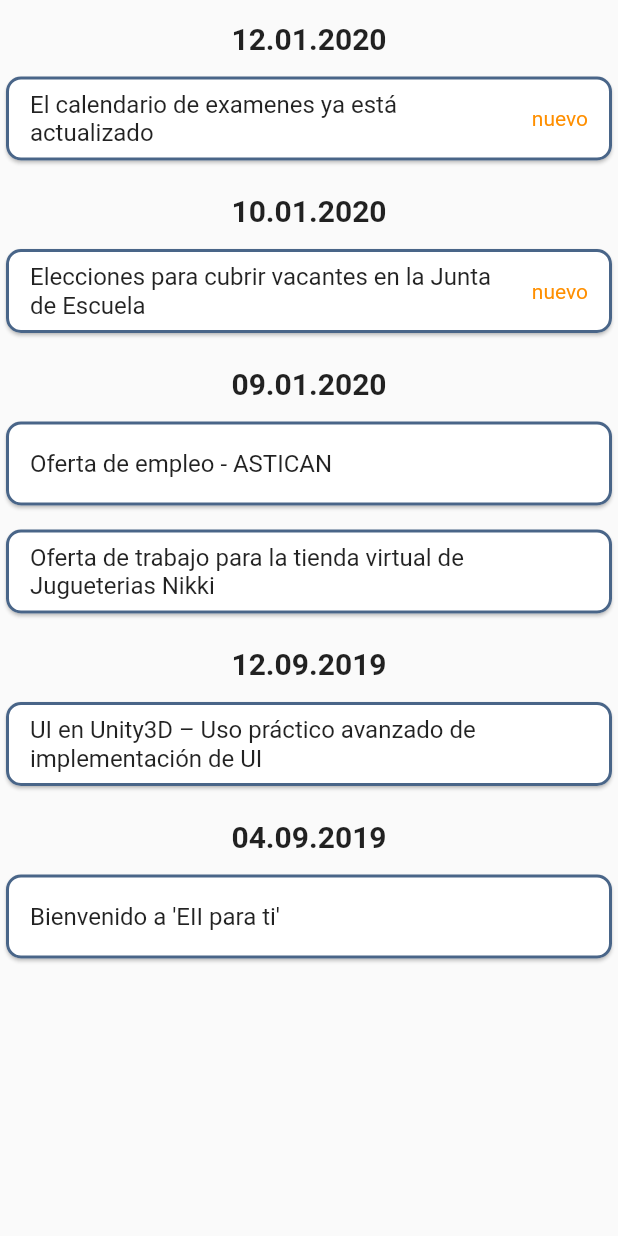
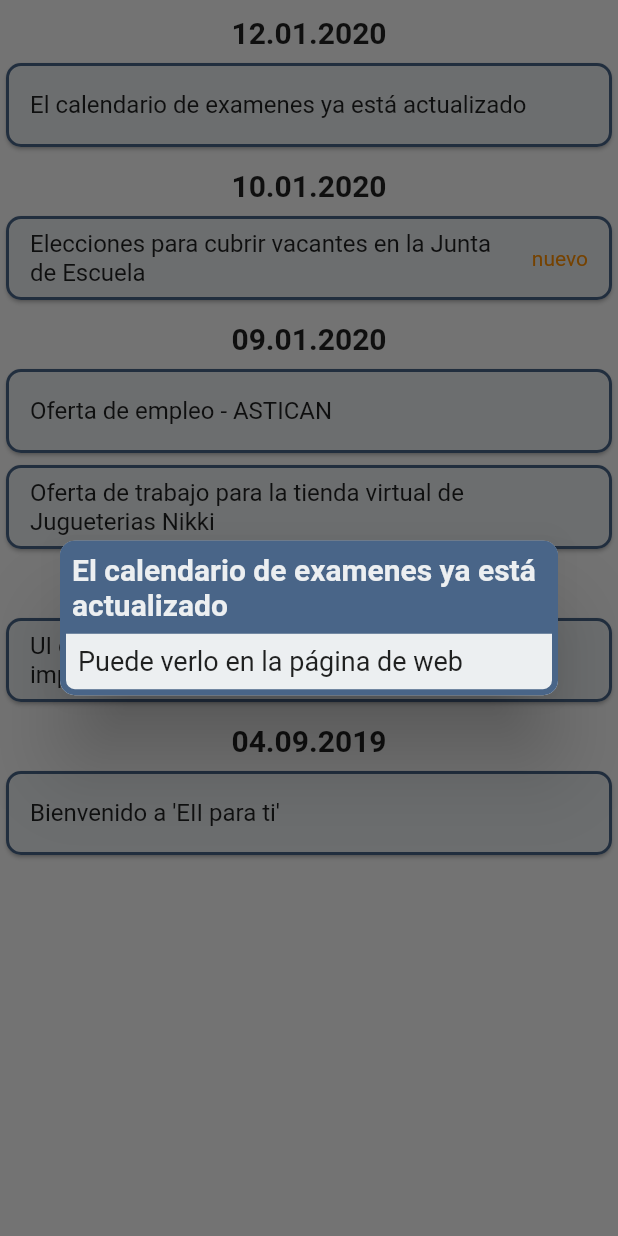
Before and after one commit to Rednaxelus/ULPGC_DIU, a Flutter app: the NewsScreen screen opened directly with empty values, after a tap on "El calendario de examenes ya está actual", on a phone screen of 412 x 824 dp. Run offline on Flutter 3.47's test engine with Material 2 defaults, Android fonts, the phone set to English and light mode, and no system bars; missing offline and left inert: flutter_clean_calendar; Roboto replaces fonts that are missing (Hind, Montserrat).

Commit message:
News-screen Dialog

```diff
--- a/lib/controler/EventManager.dart
+++ b/lib/controler/EventManager.dart
@@ -5,9 +5,11 @@ class EventManager {
 
   EventManager() {
     events.add(EventModel('Aplicación de becas cerca', DateTime(2020, 1, 2),
-        "no lo olvide", EventType.IMPORTANT));
+        "No lo olvide", EventType.IMPORTANT));
     events.add(EventModel('Entrega P4 EC', DateTime(2020, 1, 2, 10, 30),
         "Gestión de memoría", EventType.ASSIGNMENT));
+    events.add(EventModel('Entrega P5 EC', DateTime(2020, 1, 14, 10, 30),
+        "Gestión de memoría 2", EventType.ASSIGNMENT));
     events.add(EventModel('Exam IS2', DateTime(2020, 1, 24, 11, 30),
         "Thema: MVC, Patrones de diseño; Aula: A2-1", EventType.EXAM));
   }
--- a/lib/controler/NewsManager.dart
+++ b/lib/controler/NewsManager.dart
@@ -16,7 +16,7 @@ class NewsManager {
         DateTime(2020, 1, 10)));
     _news.add(NewsModel(
         "Oferta de empleo - ASTICAN",
-        " Se busca titulado/a informático para realizar Programa Inserta para el departamento de informática/sistemas.",
+        "Se busca titulado/a informático para realizar Programa Inserta para el departamento de informática/sistemas.",
         DateTime(2020, 1, 9)));
     _news.last.read = true;
     _news.add(NewsModel(
@@ -26,7 +26,7 @@ class NewsManager {
     _news.last.read = true;
     _news.add(NewsModel(
         "UI en Unity3D – Uso práctico avanzado de implementación de UI",
-        " Complementa los conocimientos básicos de Unity con el objetivo de experimentar con los diferentes tipos de interfaces de diferentes videojuegos o aplicaciones. Interfaces multidispositivo que un programador profesional debe saber cómoimplementar cuando recibe un diseño de UI/UX durante el desarrollo de cualquier tipo de software. Dirigido a: Usuario básico de Unity3D, que conozca los principios básicos del software y que sepa programar de forma básica utilizando C# en Unity, ya que utilizaremos algunos scripts para crear interfaces dinámicas. Se adaptará a perfiles desde profesionales audiovisuales, diseñadores y programadores que quieran ahondar en las posibilidades de Unity3D como a estudiantes de videojuegos que quieran ampliar sus conocimientos e incluso a usuarios que experimenten con Unity3D como hobby. No es necesario portatil.",
+        "Complementa los conocimientos básicos de Unity con el objetivo de experimentar con los diferentes tipos de interfaces de diferentes videojuegos o aplicaciones. Interfaces multidispositivo que un programador profesional debe saber cómoimplementar cuando recibe un diseño de UI/UX durante el desarrollo de cualquier tipo de software. Dirigido a: Usuario básico de Unity3D, que conozca los principios básicos del software y que sepa programar de forma básica utilizando C# en Unity, ya que utilizaremos algunos scripts para crear interfaces dinámicas. Se adaptará a perfiles desde profesionales audiovisuales, diseñadores y programadores que quieran ahondar en las posibilidades de Unity3D como a estudiantes de videojuegos que quieran ampliar sus conocimientos e incluso a usuarios que experimenten con Unity3D como hobby. No es necesario portatil.",
         DateTime(2019, 9, 12)));
     _news.last.read = true;
     _news.add(NewsModel("Bienvenido a 'EII para ti'", "Nos alegro verte",
@@ -46,7 +46,7 @@ class NewsManager {
   String displayNewNewsNotification() {
     int amount = determineHowManyNewsNew();
 
-    if (amount == 0) return "0";
+    if (amount == 0) return "";
 
     return " (" + amount.toString() + ")";
   }
@@ -67,4 +67,12 @@ class NewsManager {
   String getDateOfNews(int index) {
     return _dateFormat.format(_news[index].dateTime);
   }
+
+  String getDescriptionOfNews(int index) {
+    return _news[index].description;
+  }
+
+  void setReadOfNews(int index, bool param1) {
+    _news[index].read = param1;
+  }
 }
--- a/lib/view/CalenderScreen.dart
+++ b/lib/view/CalenderScreen.dart
@@ -107,7 +107,17 @@ class _CalendarScreenState extends State<CalendarScreen> {
             trailing: Text("Hora: " + _selectedEvents[index]['date']),
             subtitle: Text(_selectedEvents[index]['description']),
             onTap: () {
-              showDialog(
+              _showDialogOfEvent(context, index);
+            },
+          ),
+        ),
+        itemCount: _selectedEvents.length,
+      ),
+    );
+  }
+
+  Future _showDialogOfEvent(BuildContext context, int index) {
+    return showDialog(
       context: context,
       barrierDismissible: true,
       builder: (BuildContext context) {
@@ -123,9 +133,9 @@ class _CalendarScreenState extends State<CalendarScreen> {
               height: 50,
               decoration: new BoxDecoration(
                 shape: BoxShape.rectangle,
-                          color: Colors.red[300],
-                          borderRadius: new BorderRadius.vertical(
-                              top: new Radius.circular(10.0)),
+                color: Colors.red[200],
+                borderRadius:
+                    new BorderRadius.vertical(top: new Radius.circular(10.0)),
               ),
               child: Center(
                 child: Text(
@@ -177,8 +187,7 @@ class _CalendarScreenState extends State<CalendarScreen> {
                         width: 5,
                       ),
                       Flexible(
-                                  child: Text("Aula A2-1",
-                                      style: _descriptionTextStyle),
+                        child: Text("Aula A2-1", style: _descriptionTextStyle),
                       ),
                     ],
                   ),
@@ -197,12 +206,6 @@ class _CalendarScreenState extends State<CalendarScreen> {
           ],
         );
       },
-              );
-            },
-          ),
-        ),
-        itemCount: _selectedEvents.length,
-      ),
     );
   }
 
--- a/lib/view/NewsScreen.dart
+++ b/lib/view/NewsScreen.dart
@@ -30,7 +30,6 @@ class _NewsScreenState extends State<NewsScreen> {
   Widget _buildLabList() {
     return ListView.builder(
       itemBuilder: (BuildContext context, int index) => Container(
-        padding: const EdgeInsets.symmetric(horizontal: 0.0, vertical: 4.0),
         child: returnCardOrDate(context, index),
       ),
       itemCount: widget._newsManager.getNewsLength(),
@@ -45,7 +44,7 @@ class _NewsScreenState extends State<NewsScreen> {
       return Column(
         children: <Widget>[
           Container(
-            padding: const EdgeInsets.all(10),
+            padding: const EdgeInsets.only(top: 10, bottom: 5),
             child: Text(
               widget._newsManager.getDateOfNews(index),
               style: textStyle,
@@ -60,6 +59,7 @@ class _NewsScreenState extends State<NewsScreen> {
 
   Card _buildCard(BuildContext context, int index) {
     return Card(
+      color: Colors.blueGrey[50],
       shape: RoundedRectangleBorder(
           borderRadius: BorderRadius.circular(10),
           side: BorderSide(
@@ -76,7 +76,12 @@ class _NewsScreenState extends State<NewsScreen> {
               .of(context)
               .accentColor),
         ),
-        onTap: () {},
+        onTap: () {
+          setState(() {
+            widget._newsManager.setReadOfNews(index, true);
+          });
+          _showDialogOfNews(context, index);
+        },
       ),
     );
   }
@@ -85,4 +90,51 @@ class _NewsScreenState extends State<NewsScreen> {
     return widget._newsManager.getDateOfNews(index - 1) ==
         widget._newsManager.getDateOfNews(index);
   }
+
+  Future _showDialogOfNews(BuildContext context, int index) {
+    return showDialog(
+      context: context,
+      barrierDismissible: true,
+      builder: (BuildContext context) {
+        TextStyle _descriptionTextStyle = TextStyle(
+            fontSize: 20,
+            fontWeight: FontWeight.bold,
+            color: Colors.blueGrey[50]);
+        TextStyle _descriptionTextStyle2 = TextStyle(fontSize: 18);
+        return SimpleDialog(
+          contentPadding: EdgeInsets.all(0),
+          backgroundColor: Colors.blueGrey[50],
+          shape: new RoundedRectangleBorder(
+              side: BorderSide(color: Theme
+                  .of(context)
+                  .primaryColor, width: 4),
+              borderRadius: new BorderRadius.circular(10.0)),
+          children: <Widget>[
+            Container(
+              decoration: new BoxDecoration(
+                shape: BoxShape.rectangle,
+                color: Theme
+                    .of(context)
+                    .primaryColor,
+                borderRadius:
+                new BorderRadius.vertical(top: new Radius.circular(10.0)),
+              ),
+              child: Padding(
+                padding: const EdgeInsets.all(8.0),
+                child: Text(
+                  widget._newsManager.getTitleOfNews(index),
+                  style: _descriptionTextStyle,
+                ),
+              ),
+            ),
+            Padding(
+              padding: const EdgeInsets.fromLTRB(12, 8, 12, 12),
+              child: Text(widget._newsManager.getDescriptionOfNews(index),
+                  style: _descriptionTextStyle2),
+            ),
+          ],
+        );
+      },
+    );
+  }
 }
```
Also changed, not shown: assets/images/logo.png (added). Lines whose indentation alone changed are shown as unchanged.
